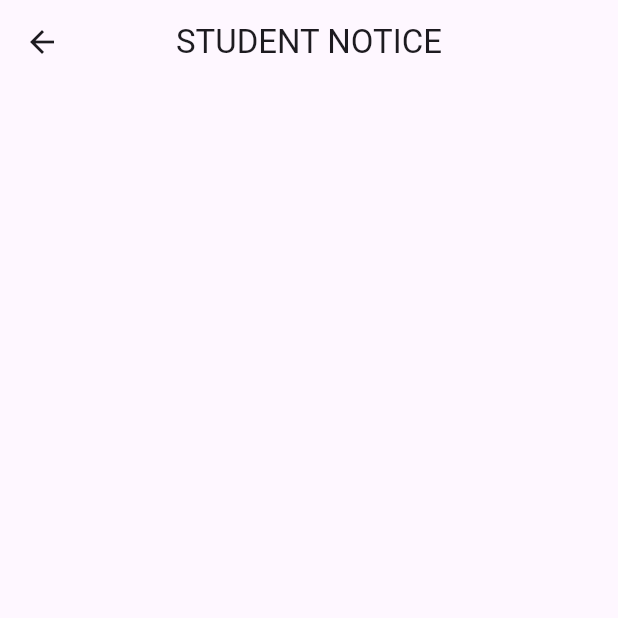
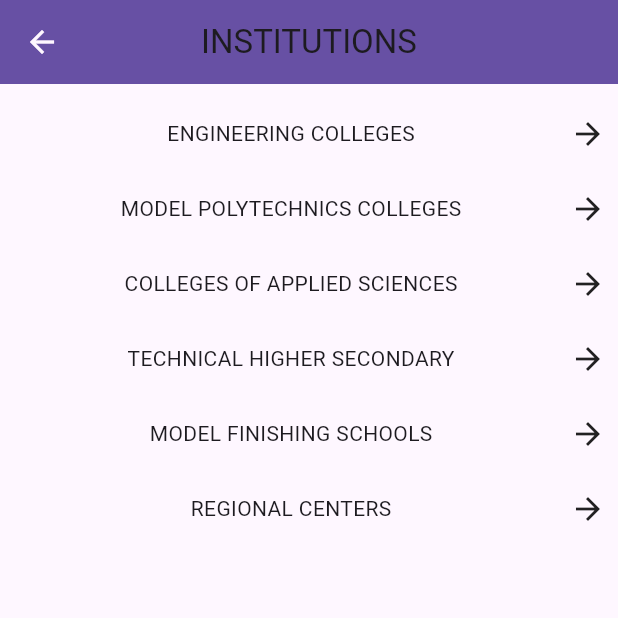
Before and after one commit to MaheswariDarish/fluttermp, a Flutter app: the screen it shows after launch, on a phone screen of 412 x 824 dp, the top half of it. Run offline on Flutter 3.47's test engine with Material 3 defaults, Android fonts, the phone set to English and light mode, and no system bars; our stand-ins replace get; missing offline and left inert: syncfusion_flutter_pdfviewer.

Commit message:
institutions

```diff
--- a/lib/main.dart
+++ b/lib/main.dart
@@ -1,4 +1,5 @@
 import 'package:flutter/material.dart';
+import 'package:flutter_application_1/screens/Institutions/Options.dart';
 import 'package:flutter_application_1/screens/NoticePage.dart';
 import 'package:flutter_application_1/screens/SreenHome.dart';
 import 'package:flutter_application_1/screens/StudentNotice.dart';
@@ -19,7 +20,7 @@ class MyApp extends StatelessWidget {
       theme: ThemeData(
 
       ),
-      home:PdfViewerSample(),
+      home:OptionsPage(),
     );
   }
 }
--- /dev/null
+++ b/lib/screens/Institutions/Options.dart
@@ -0,0 +1,36 @@
+import 'package:flutter/material.dart';
+
+class OptionsPage extends StatelessWidget {
+  OptionsPage({super.key});
+  List institutions=["ENGINEERING COLLEGES","MODEL POLYTECHNICS COLLEGES","COLLEGES OF APPLIED SCIENCES","TECHNICAL HIGHER SECONDARY","MODEL FINISHING SCHOOLS","REGIONAL CENTERS"];
+  @override
+  Widget build(BuildContext context) {
+    return Scaffold(
+      appBar: AppBar(
+       leading: BackButton(color: Theme.of(context).colorScheme.background,),
+        backgroundColor: Theme.of(context).colorScheme.primary,
+        title: Text("INSTITUTIONS"),
+        centerTitle: true,
+      ),
+      body:ListView.builder(
+    padding: const EdgeInsets.all(8),
+    itemCount: institutions.length,
+    itemBuilder: (BuildContext context, int index) {
+      return Container(
+        height: 50,
+        child: Row(
+              children: [
+                Expanded(
+                  child: Center(child: Text('${institutions[index]}')),
+                ),
+                Icon(Icons.arrow_forward),
+              ],
+          ),
+        //color: Colors.amber[colorCodes[index]],
+        //child: Center(child: Text('${institutions[index]}')),
+      );
+    }
+  ),
+    );
+  }
+}
--- a/lib/screens/StudentNotice.dart
+++ b/lib/screens/StudentNotice.dart
@@ -24,17 +24,3 @@ class PdfViewerSample extends StatelessWidget {
     );
   }
 }
-
-class PdfViewerPage extends StatelessWidget {
-  @override
-  Widget build(BuildContext context) {
-    return Scaffold(
-      appBar: AppBar(
-        title: Text('PDF Viewer'),
-      ),
-      body: SfPdfViewer.network(
-        'https://mrcet.com/downloads/digital_notes/CSE/II%20Year/DBMS.pdf', // Sample PDF URL
-      ),
-    );
-  }
-}
```
